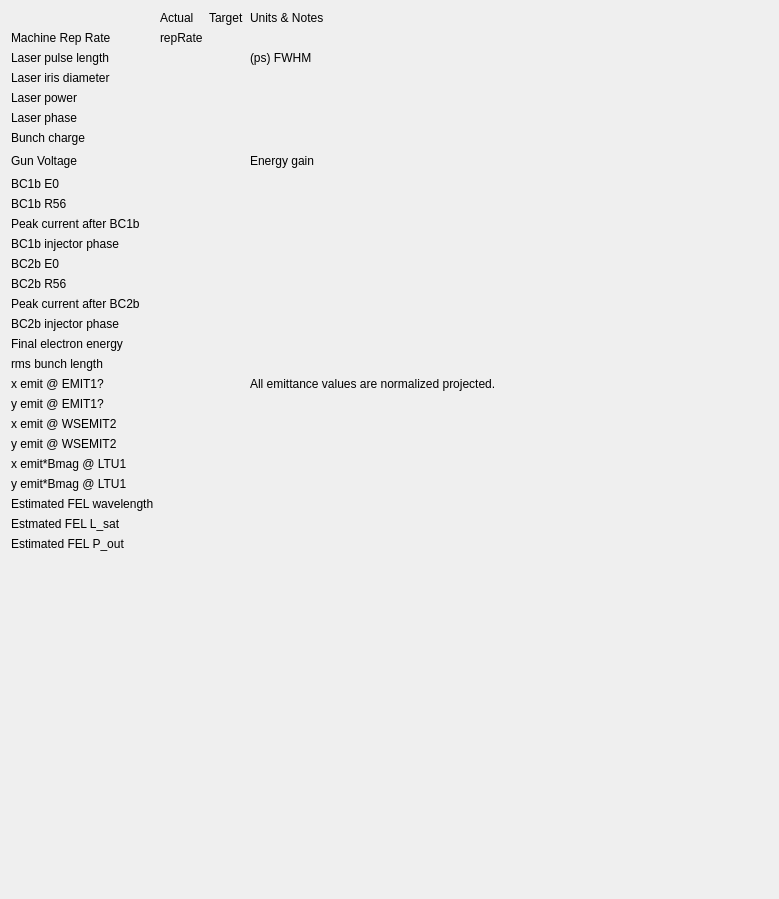
This is checkOperatingPointSC.ui in slaclab/checkOperatingPointSC as Qt 5 draws it before an edit. The edited form follows.
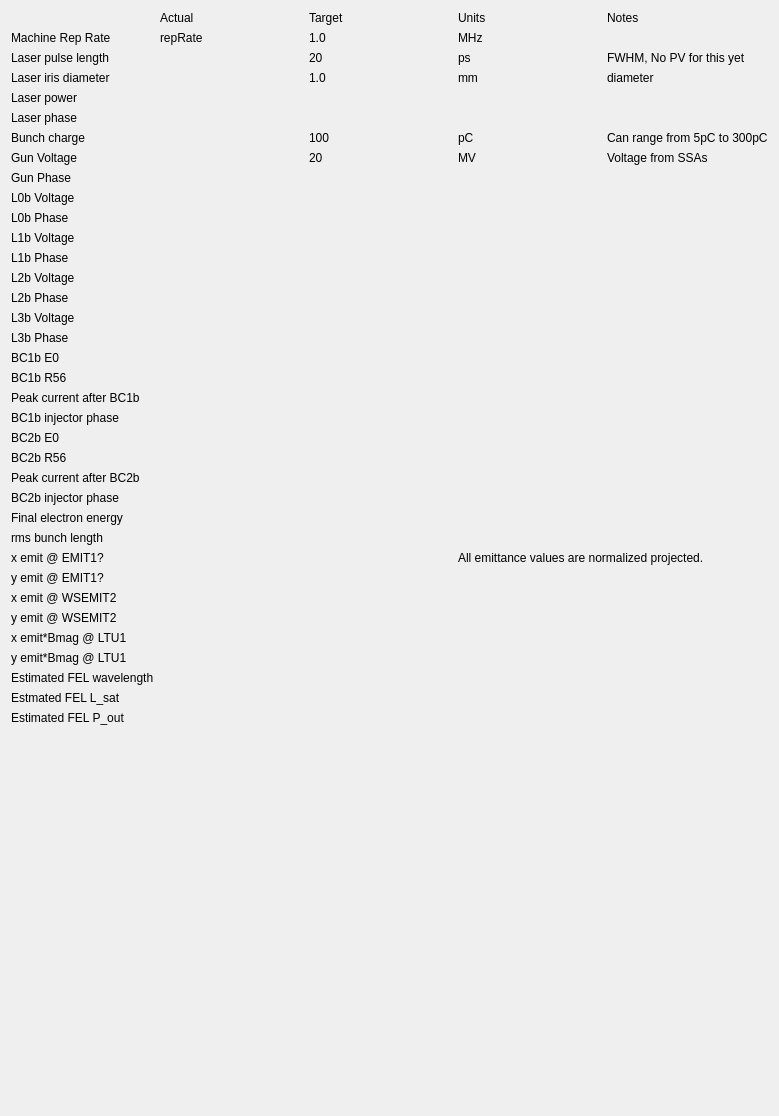
This is the edited form. Custom widgets are drawn as their Qt base class.

Commit message: adding some target values

Diff of the .ui file:
```diff
--- a/checkOperatingPointSC.ui
+++ b/checkOperatingPointSC.ui
@@ -7,171 +7,409 @@
     <x>0</x>
     <y>0</y>
     <width>779</width>
-    <height>899</height>
+    <height>1116</height>
    </rect>
   </property>
   <property name="windowTitle">
    <string>Form</string>
   </property>
   <layout class="QGridLayout" name="gridLayout">
-   <item row="22" column="0">
-    <widget class="QLabel" name="label_24">
+   <item row="10" column="2">
+    <widget class="PyDMLabel" name="pulseLength_10">
+     <property name="toolTip">
+      <string/>
+     </property>
+    </widget>
+   </item>
+   <item row="4" column="0">
+    <widget class="QLabel" name="label_2">
      <property name="text">
-      <string>y emit @ EMIT1?</string>
+      <string>Laser power</string>
      </property>
     </widget>
    </item>
-   <item row="4" column="1">
+   <item row="24" column="0">
+    <widget class="QLabel" name="label_13">
+     <property name="text">
+      <string>Peak current after BC2b</string>
+     </property>
+    </widget>
+   </item>
+   <item row="36" column="1">
+    <widget class="PyDMLabel" name="PyDMLabel_27">
+     <property name="toolTip">
+      <string/>
+     </property>
+    </widget>
+   </item>
+   <item row="6" column="0">
+    <widget class="QLabel" name="label_7">
+     <property name="text">
+      <string>Bunch charge</string>
+     </property>
+    </widget>
+   </item>
+   <item row="12" column="2">
+    <widget class="PyDMLabel" name="pulseLength_11">
+     <property name="toolTip">
+      <string/>
+     </property>
+    </widget>
+   </item>
+   <item row="3" column="2">
+    <widget class="PyDMLabel" name="pulseLength_3">
+     <property name="toolTip">
+      <string/>
+     </property>
+     <property name="text">
+      <string>1.0</string>
+     </property>
+    </widget>
+   </item>
+   <item row="18" column="2">
+    <widget class="PyDMLabel" name="blah">
+     <property name="toolTip">
+      <string/>
+     </property>
+    </widget>
+   </item>
+   <item row="4" column="2">
+    <widget class="PyDMLabel" name="pulseLength_4">
+     <property name="toolTip">
+      <string/>
+     </property>
+    </widget>
+   </item>
+   <item row="29" column="1">
+    <widget class="PyDMLabel" name="PyDMLabel_21">
+     <property name="toolTip">
+      <string/>
+     </property>
+    </widget>
+   </item>
+   <item row="2" column="1">
+    <widget class="PyDMLabel" name="pulseLength">
+     <property name="toolTip">
+      <string/>
+     </property>
+    </widget>
+   </item>
+   <item row="13" column="1">
+    <widget class="PyDMLabel" name="PyDMLabel_2">
+     <property name="toolTip">
+      <string/>
+     </property>
+    </widget>
+   </item>
+   <item row="9" column="2">
+    <widget class="PyDMLabel" name="pulseLength_8">
+     <property name="toolTip">
+      <string/>
+     </property>
+    </widget>
+   </item>
+   <item row="27" column="1">
+    <widget class="PyDMLabel" name="PyDMLabel_18">
+     <property name="toolTip">
+      <string/>
+     </property>
+    </widget>
+   </item>
+   <item row="1" column="0">
+    <widget class="QLabel" name="label">
+     <property name="text">
+      <string>Machine Rep Rate</string>
+     </property>
+    </widget>
+   </item>
+   <item row="6" column="3">
+    <widget class="PyDMLabel" name="PyDMLabel_28">
+     <property name="toolTip">
+      <string/>
+     </property>
+     <property name="text">
+      <string>pC</string>
+     </property>
+    </widget>
+   </item>
+   <item row="28" column="1">
+    <widget class="PyDMLabel" name="PyDMLabel_19">
+     <property name="toolTip">
+      <string/>
+     </property>
+    </widget>
+   </item>
+   <item row="17" column="1">
     <widget class="PyDMLabel" name="PyDMLabel_6">
      <property name="toolTip">
       <string/>
      </property>
     </widget>
    </item>
-   <item row="8" column="1">
+   <item row="0" column="2">
+    <widget class="QLabel" name="label_4">
+     <property name="text">
+      <string>Target</string>
+     </property>
+    </widget>
+   </item>
+   <item row="6" column="4">
+    <widget class="PyDMLabel" name="PyDMLabel_29">
+     <property name="toolTip">
+      <string/>
+     </property>
+     <property name="text">
+      <string>Can range from 5pC to 300pC</string>
+     </property>
+    </widget>
+   </item>
+   <item row="9" column="0">
+    <widget class="QLabel" name="label_41">
+     <property name="text">
+      <string>Gun Phase</string>
+     </property>
+    </widget>
+   </item>
+   <item row="22" column="1">
+    <widget class="PyDMLabel" name="PyDMLabel_13">
+     <property name="toolTip">
+      <string/>
+     </property>
+    </widget>
+   </item>
+   <item row="3" column="4">
+    <widget class="PyDMLabel" name="PyDMLabel_11">
+     <property name="toolTip">
+      <string/>
+     </property>
+     <property name="text">
+      <string>diameter</string>
+     </property>
+    </widget>
+   </item>
+   <item row="26" column="1">
+    <widget class="PyDMLabel" name="PyDMLabel_17">
+     <property name="toolTip">
+      <string/>
+     </property>
+    </widget>
+   </item>
+   <item row="32" column="1">
+    <widget class="PyDMLabel" name="PyDMLabel_22">
+     <property name="toolTip">
+      <string/>
+     </property>
+    </widget>
+   </item>
+   <item row="5" column="2">
+    <widget class="PyDMLabel" name="pulseLength_6">
+     <property name="toolTip">
+      <string/>
+     </property>
+    </widget>
+   </item>
+   <item row="14" column="0">
+    <widget class="QLabel" name="label_37">
+     <property name="text">
+      <string>L2b Voltage</string>
+     </property>
+    </widget>
+   </item>
+   <item row="23" column="1">
+    <widget class="PyDMLabel" name="PyDMLabel_14">
+     <property name="toolTip">
+      <string/>
+     </property>
+    </widget>
+   </item>
+   <item row="0" column="1">
+    <widget class="QLabel" name="label_3">
+     <property name="text">
+      <string>Actual</string>
+     </property>
+    </widget>
+   </item>
+   <item row="18" column="1">
+    <widget class="PyDMLabel" name="PyDMLabel_7">
+     <property name="toolTip">
+      <string/>
+     </property>
+    </widget>
+   </item>
+   <item row="7" column="1">
+    <widget class="PyDMLabel" name="gunVoltage">
+     <property name="toolTip">
+      <string/>
+     </property>
+     <property name="channel" stdset="0">
+      <string>GUN:GUNB:100:AACT</string>
+     </property>
+    </widget>
+   </item>
+   <item row="16" column="1">
     <widget class="PyDMLabel" name="PyDMLabel_5">
      <property name="toolTip">
       <string/>
      </property>
     </widget>
    </item>
-   <item row="27" column="0">
+   <item row="21" column="1">
+    <widget class="PyDMLabel" name="PyDMLabel_12">
+     <property name="toolTip">
+      <string/>
+     </property>
+    </widget>
+   </item>
+   <item row="34" column="0">
     <widget class="QLabel" name="label_29">
      <property name="text">
       <string>Estimated FEL wavelength</string>
      </property>
     </widget>
    </item>
-   <item row="5" column="0">
-    <widget class="QLabel" name="label_2">
+   <item row="36" column="0">
+    <widget class="QLabel" name="label_31">
      <property name="text">
-      <string>Laser power</string>
+      <string>Estimated FEL P_out</string>
      </property>
     </widget>
    </item>
-   <item row="3" column="0">
-    <widget class="QLabel" name="label_15">
-     <property name="text">
-      <string>Laser pulse length</string>
+   <item row="33" column="1">
+    <widget class="PyDMLabel" name="PyDMLabel_23">
+     <property name="toolTip">
+      <string/>
      </property>
     </widget>
    </item>
-   <item row="9" column="0">
+   <item row="6" column="1">
+    <widget class="PyDMLabel" name="bunchCharge">
+     <property name="toolTip">
+      <string/>
+     </property>
+     <property name="channel" stdset="0">
+      <string>TORO:GUNB:360:CHRG</string>
+     </property>
+    </widget>
+   </item>
+   <item row="31" column="1">
+    <widget class="PyDMLabel" name="PyDMLabel_24">
+     <property name="toolTip">
+      <string/>
+     </property>
+    </widget>
+   </item>
+   <item row="35" column="1">
+    <widget class="PyDMLabel" name="PyDMLabel_26">
+     <property name="toolTip">
+      <string/>
+     </property>
+    </widget>
+   </item>
+   <item row="18" column="0">
     <widget class="QLabel" name="label_9">
      <property name="text">
       <string>BC1b E0</string>
      </property>
     </widget>
    </item>
-   <item row="16" column="0">
-    <widget class="QLabel" name="label_19">
-     <property name="text">
-      <string>BC2b R56</string>
-     </property>
-    </widget>
-   </item>
-   <item row="15" column="0">
-    <widget class="QLabel" name="label_18">
-     <property name="text">
-      <string>BC2b E0</string>
-     </property>
-    </widget>
-   </item>
-   <item row="8" column="3">
-    <widget class="QLabel" name="label_17">
-     <property name="text">
-      <string>Energy gain</string>
-     </property>
-    </widget>
-   </item>
-   <item row="3" column="3">
-    <widget class="QLabel" name="label_16">
-     <property name="text">
-      <string>(ps) FWHM</string>
-     </property>
-    </widget>
-   </item>
-   <item row="20" column="0">
-    <widget class="QLabel" name="label_22">
-     <property name="text">
-      <string>rms bunch length</string>
-     </property>
-    </widget>
-   </item>
-   <item row="23" column="0">
-    <widget class="QLabel" name="label_25">
-     <property name="text">
-      <string>x emit @ WSEMIT2</string>
-     </property>
-    </widget>
-   </item>
-   <item row="21" column="0">
-    <widget class="QLabel" name="label_23">
-     <property name="text">
-      <string>x emit @ EMIT1?</string>
-     </property>
-    </widget>
-   </item>
-   <item row="26" column="0">
-    <widget class="QLabel" name="label_28">
-     <property name="text">
-      <string>y emit*Bmag @ LTU1</string>
-     </property>
-    </widget>
-   </item>
-   <item row="24" column="0">
-    <widget class="QLabel" name="label_26">
-     <property name="text">
-      <string>y emit @ WSEMIT2</string>
-     </property>
-    </widget>
-   </item>
-   <item row="9" column="1">
-    <widget class="PyDMLabel" name="PyDMLabel_9">
-     <property name="toolTip">
-      <string/>
-     </property>
-    </widget>
-   </item>
-   <item row="4" column="0">
-    <widget class="QLabel" name="label_5">
-     <property name="text">
-      <string>Laser iris diameter</string>
-     </property>
-    </widget>
-   </item>
-   <item row="7" column="0">
-    <widget class="QLabel" name="label_7">
-     <property name="text">
-      <string>Bunch charge</string>
-     </property>
-    </widget>
-   </item>
    <item row="25" column="0">
-    <widget class="QLabel" name="label_27">
-     <property name="text">
-      <string>x emit*Bmag @ LTU1</string>
-     </property>
-    </widget>
-   </item>
-   <item row="13" column="0">
-    <widget class="QLabel" name="label_14">
-     <property name="text">
-      <string>BC1b injector phase</string>
-     </property>
-    </widget>
-   </item>
-   <item row="18" column="0">
     <widget class="QLabel" name="label_20">
      <property name="text">
       <string>BC2b injector phase</string>
      </property>
     </widget>
    </item>
-   <item row="19" column="0">
-    <widget class="QLabel" name="label_21">
+   <item row="30" column="1">
+    <widget class="PyDMLabel" name="PyDMLabel_20">
+     <property name="toolTip">
+      <string/>
+     </property>
+    </widget>
+   </item>
+   <item row="20" column="1">
+    <widget class="QLabel" name="peakCurrent1">
      <property name="text">
-      <string>Final electron energy</string>
+      <string/>
+     </property>
+    </widget>
+   </item>
+   <item row="2" column="2">
+    <widget class="PyDMLabel" name="pulseLength_2">
+     <property name="toolTip">
+      <string/>
+     </property>
+     <property name="text">
+      <string>20</string>
+     </property>
+    </widget>
+   </item>
+   <item row="5" column="0">
+    <widget class="QLabel" name="label_6">
+     <property name="text">
+      <string>Laser phase</string>
+     </property>
+    </widget>
+   </item>
+   <item row="11" column="0">
+    <widget class="QLabel" name="label_34">
+     <property name="text">
+      <string>L0b Phase</string>
+     </property>
+    </widget>
+   </item>
+   <item row="11" column="1">
+    <widget class="PyDMLabel" name="PyDMLabel_9">
+     <property name="toolTip">
+      <string/>
+     </property>
+    </widget>
+   </item>
+   <item row="13" column="0">
+    <widget class="QLabel" name="label_36">
+     <property name="text">
+      <string>L1b Phase</string>
+     </property>
+    </widget>
+   </item>
+   <item row="7" column="0">
+    <widget class="QLabel" name="label_8">
+     <property name="text">
+      <string>Gun Voltage</string>
+     </property>
+    </widget>
+   </item>
+   <item row="10" column="1">
+    <widget class="PyDMLabel" name="PyDMLabel_4">
+     <property name="toolTip">
+      <string/>
+     </property>
+    </widget>
+   </item>
+   <item row="17" column="0">
+    <widget class="QLabel" name="label_40">
+     <property name="text">
+      <string>L3b Phase</string>
+     </property>
+    </widget>
+   </item>
+   <item row="24" column="1">
+    <widget class="PyDMLabel" name="PyDMLabel_15">
+     <property name="toolTip">
+      <string/>
+     </property>
+    </widget>
+   </item>
+   <item row="33" column="0">
+    <widget class="QLabel" name="label_28">
+     <property name="text">
+      <string>y emit*Bmag @ LTU1</string>
+     </property>
+    </widget>
+   </item>
+   <item row="30" column="0">
+    <widget class="QLabel" name="label_25">
+     <property name="text">
+      <string>x emit @ WSEMIT2</string>
      </property>
     </widget>
    </item>
@@ -182,34 +420,27 @@
      </property>
     </widget>
    </item>
-   <item row="28" column="0">
-    <widget class="QLabel" name="label_30">
+   <item row="31" column="0">
+    <widget class="QLabel" name="label_26">
      <property name="text">
-      <string>Estmated FEL L_sat</string>
+      <string>y emit @ WSEMIT2</string>
      </property>
     </widget>
    </item>
-   <item row="8" column="4">
-    <spacer name="horizontalSpacer">
-     <property name="orientation">
-      <enum>Qt::Horizontal</enum>
-     </property>
-     <property name="sizeHint" stdset="0">
-      <size>
-       <width>40</width>
-       <height>20</height>
-      </size>
-     </property>
-    </spacer>
-   </item>
-   <item row="2" column="2">
-    <widget class="PyDMLabel" name="PyDMLabel_2">
+   <item row="5" column="1">
+    <widget class="PyDMLabel" name="laserPhase">
      <property name="toolTip">
       <string/>
      </property>
+     <property name="alarmSensitiveContent" stdset="0">
+      <bool>false</bool>
+     </property>
+     <property name="channel" stdset="0">
+      <string>OSC:LGUN:100:PDES</string>
+     </property>
     </widget>
    </item>
-   <item row="2" column="1">
+   <item row="1" column="1">
     <widget class="PyDMLabel" name="reprate">
      <property name="toolTip">
       <string/>
@@ -225,35 +456,305 @@
      </property>
     </widget>
    </item>
-   <item row="3" column="1">
+   <item row="0" column="3">
+    <widget class="QLabel" name="units_label">
+     <property name="text">
+      <string>Units</string>
+     </property>
+    </widget>
+   </item>
+   <item row="19" column="1">
+    <widget class="PyDMLabel" name="PyDMLabel_8">
+     <property name="toolTip">
+      <string/>
+     </property>
+    </widget>
+   </item>
+   <item row="12" column="0">
+    <widget class="QLabel" name="label_35">
+     <property name="text">
+      <string>L1b Voltage</string>
+     </property>
+    </widget>
+   </item>
+   <item row="9" column="1">
+    <widget class="PyDMLabel" name="gunPhase">
+     <property name="toolTip">
+      <string/>
+     </property>
+     <property name="channel" stdset="0">
+      <string>GUN:GUNB:100:POPEN</string>
+     </property>
+    </widget>
+   </item>
+   <item row="16" column="2">
+    <widget class="PyDMLabel" name="pulseLength_15">
+     <property name="toolTip">
+      <string/>
+     </property>
+    </widget>
+   </item>
+   <item row="3" column="3">
+    <widget class="PyDMLabel" name="laser_iris_unit">
+     <property name="toolTip">
+      <string/>
+     </property>
+     <property name="text">
+      <string>mm</string>
+     </property>
+    </widget>
+   </item>
+   <item row="2" column="3">
+    <widget class="QLabel" name="label_16">
+     <property name="text">
+      <string>ps </string>
+     </property>
+    </widget>
+   </item>
+   <item row="15" column="2">
+    <widget class="PyDMLabel" name="pulseLength_14">
+     <property name="toolTip">
+      <string/>
+     </property>
+    </widget>
+   </item>
+   <item row="28" column="0">
+    <widget class="QLabel" name="label_23">
+     <property name="text">
+      <string>x emit @ EMIT1?</string>
+     </property>
+    </widget>
+   </item>
+   <item row="25" column="1">
+    <widget class="PyDMLabel" name="PyDMLabel_16">
+     <property name="toolTip">
+      <string/>
+     </property>
+    </widget>
+   </item>
+   <item row="10" column="0">
+    <widget class="QLabel" name="label_33">
+     <property name="text">
+      <string>L0b Voltage</string>
+     </property>
+    </widget>
+   </item>
+   <item row="34" column="1">
+    <widget class="PyDMLabel" name="PyDMLabel_25">
+     <property name="toolTip">
+      <string/>
+     </property>
+    </widget>
+   </item>
+   <item row="29" column="0">
+    <widget class="QLabel" name="label_24">
+     <property name="text">
+      <string>y emit @ EMIT1?</string>
+     </property>
+    </widget>
+   </item>
+   <item row="28" column="3" colspan="2">
+    <widget class="QLabel" name="label_32">
+     <property name="text">
+      <string>All emittance values are normalized projected.</string>
+     </property>
+    </widget>
+   </item>
+   <item row="15" column="1">
     <widget class="PyDMLabel" name="PyDMLabel_3">
      <property name="toolTip">
       <string/>
      </property>
     </widget>
    </item>
-   <item row="0" column="1">
-    <widget class="QLabel" name="label_3">
+   <item row="2" column="4">
+    <widget class="QLabel" name="label_44">
      <property name="text">
-      <string>Actual</string>
+      <string>FWHM, No PV for this yet</string>
+     </property>
+    </widget>
+   </item>
+   <item row="23" column="0">
+    <widget class="QLabel" name="label_19">
+     <property name="text">
+      <string>BC2b R56</string>
+     </property>
+    </widget>
+   </item>
+   <item row="26" column="0">
+    <widget class="QLabel" name="label_21">
+     <property name="text">
+      <string>Final electron energy</string>
+     </property>
+    </widget>
+   </item>
+   <item row="1" column="3">
+    <widget class="QLabel" name="label_43">
+     <property name="text">
+      <string>MHz </string>
+     </property>
+    </widget>
+   </item>
+   <item row="14" column="1">
+    <widget class="PyDMLabel" name="PyDMLabel">
+     <property name="toolTip">
+      <string/>
      </property>
     </widget>
    </item>
    <item row="2" column="0">
-    <widget class="QLabel" name="label">
+    <widget class="QLabel" name="label_15">
      <property name="text">
-      <string>Machine Rep Rate</string>
+      <string>Laser pulse length</string>
      </property>
     </widget>
    </item>
-   <item row="0" column="2">
-    <widget class="QLabel" name="label_4">
+   <item row="35" column="0">
+    <widget class="QLabel" name="label_30">
      <property name="text">
-      <string>Target</string>
+      <string>Estmated FEL L_sat</string>
      </property>
     </widget>
    </item>
-   <item row="30" column="0">
+   <item row="3" column="1">
+    <widget class="PyDMLabel" name="iris">
+     <property name="toolTip">
+      <string/>
+     </property>
+     <property name="channel" stdset="0">
+      <string>IRIS:LGUN:600:CONFG_SEL</string>
+     </property>
+    </widget>
+   </item>
+   <item row="13" column="2">
+    <widget class="PyDMLabel" name="pulseLength_12">
+     <property name="toolTip">
+      <string/>
+     </property>
+    </widget>
+   </item>
+   <item row="4" column="1">
+    <widget class="PyDMLabel" name="laserPower">
+     <property name="toolTip">
+      <string/>
+     </property>
+     <property name="channel" stdset="0">
+      <string>PMTR:LGUN:950:PWR</string>
+     </property>
+    </widget>
+   </item>
+   <item row="14" column="2">
+    <widget class="PyDMLabel" name="pulseLength_13">
+     <property name="toolTip">
+      <string/>
+     </property>
+    </widget>
+   </item>
+   <item row="6" column="2">
+    <widget class="PyDMLabel" name="target_bunch_charge">
+     <property name="toolTip">
+      <string/>
+     </property>
+     <property name="text">
+      <string>100</string>
+     </property>
+    </widget>
+   </item>
+   <item row="32" column="0">
+    <widget class="QLabel" name="label_27">
+     <property name="text">
+      <string>x emit*Bmag @ LTU1</string>
+     </property>
+    </widget>
+   </item>
+   <item row="22" column="0">
+    <widget class="QLabel" name="label_18">
+     <property name="text">
+      <string>BC2b E0</string>
+     </property>
+    </widget>
+   </item>
+   <item row="17" column="2">
+    <widget class="PyDMLabel" name="pulseLength_16">
+     <property name="toolTip">
+      <string/>
+     </property>
+    </widget>
+   </item>
+   <item row="27" column="0">
+    <widget class="QLabel" name="label_22">
+     <property name="text">
+      <string>rms bunch length</string>
+     </property>
+    </widget>
+   </item>
+   <item row="21" column="0">
+    <widget class="QLabel" name="label_14">
+     <property name="text">
+      <string>BC1b injector phase</string>
+     </property>
+    </widget>
+   </item>
+   <item row="20" column="0">
+    <widget class="QLabel" name="label_11">
+     <property name="text">
+      <string>Peak current after BC1b</string>
+     </property>
+    </widget>
+   </item>
+   <item row="3" column="0">
+    <widget class="QLabel" name="label_5">
+     <property name="text">
+      <string>Laser iris diameter</string>
+     </property>
+    </widget>
+   </item>
+   <item row="16" column="0">
+    <widget class="QLabel" name="label_39">
+     <property name="text">
+      <string>L3b Voltage</string>
+     </property>
+    </widget>
+   </item>
+   <item row="11" column="2">
+    <widget class="PyDMLabel" name="pulseLength_9">
+     <property name="toolTip">
+      <string/>
+     </property>
+    </widget>
+   </item>
+   <item row="19" column="0">
+    <widget class="QLabel" name="label_10">
+     <property name="text">
+      <string>BC1b R56</string>
+     </property>
+    </widget>
+   </item>
+   <item row="1" column="2">
+    <widget class="QLabel" name="label_42">
+     <property name="text">
+      <string>1.0</string>
+     </property>
+    </widget>
+   </item>
+   <item row="7" column="2">
+    <widget class="PyDMLabel" name="pulseLength_7">
+     <property name="toolTip">
+      <string/>
+     </property>
+     <property name="text">
+      <string>20 </string>
+     </property>
+    </widget>
+   </item>
+   <item row="15" column="0">
+    <widget class="QLabel" name="label_38">
+     <property name="text">
+      <string>L2b Phase</string>
+     </property>
+    </widget>
+   </item>
+   <item row="37" column="0">
     <spacer name="verticalSpacer">
      <property name="orientation">
       <enum>Qt::Vertical</enum>
@@ -266,90 +767,37 @@
      </property>
     </spacer>
    </item>
-   <item row="8" column="0">
-    <widget class="QLabel" name="label_8">
-     <property name="text">
-      <string>Gun Voltage</string>
-     </property>
-    </widget>
-   </item>
-   <item row="11" column="0">
-    <widget class="QLabel" name="label_10">
-     <property name="text">
-      <string>BC1b R56</string>
-     </property>
-    </widget>
-   </item>
-   <item row="6" column="0">
-    <widget class="QLabel" name="label_6">
-     <property name="text">
-      <string>Laser phase</string>
-     </property>
-    </widget>
-   </item>
-   <item row="12" column="0">
-    <widget class="QLabel" name="label_11">
-     <property name="text">
-      <string>Peak current after BC1b</string>
-     </property>
-    </widget>
-   </item>
-   <item row="7" column="1">
-    <widget class="PyDMLabel" name="PyDMLabel">
+   <item row="9" column="3">
+    <widget class="PyDMLabel" name="PyDMLabel_30">
      <property name="toolTip">
       <string/>
      </property>
-     <property name="channel" stdset="0">
-      <string>TORO:GUNB:360:CHRG</string>
-     </property>
     </widget>
    </item>
-   <item row="0" column="3">
-    <widget class="QLabel" name="label_12">
+   <item row="7" column="3">
+    <widget class="QLabel" name="label_17">
      <property name="text">
-      <string>Units &amp; Notes</string>
+      <string>MV</string>
      </property>
     </widget>
    </item>
-   <item row="7" column="2">
-    <widget class="PyDMLabel" name="PyDMLabel_4">
+   <item row="7" column="4">
+    <widget class="PyDMLabel" name="PyDMLabel_31">
      <property name="toolTip">
       <string/>
      </property>
-    </widget>
-   </item>
-   <item row="5" column="1">
-    <widget class="PyDMLabel" name="PyDMLabel_7">
-     <property name="toolTip">
-      <string/>
+     <property name="text">
+      <string>Voltage from SSAs</string>
      </property>
     </widget>
    </item>
-   <item row="6" column="1">
-    <widget class="PyDMLabel" name="PyDMLabel_8">
+   <item row="0" column="4">
+    <widget class="PyDMLabel" name="PyDMLabel_32">
      <property name="toolTip">
       <string/>
      </property>
-    </widget>
-   </item>
-   <item row="17" column="0">
-    <widget class="QLabel" name="label_13">
      <property name="text">
-      <string>Peak current after BC2b</string>
-     </property>
-    </widget>
-   </item>
-   <item row="29" column="0">
-    <widget class="QLabel" name="label_31">
-     <property name="text">
-      <string>Estimated FEL P_out</string>
-     </property>
-    </widget>
-   </item>
-   <item row="21" column="3">
-    <widget class="QLabel" name="label_32">
-     <property name="text">
-      <string>All emittance values are normalized projected.</string>
+      <string>Notes</string>
      </property>
     </widget>
    </item>
```
